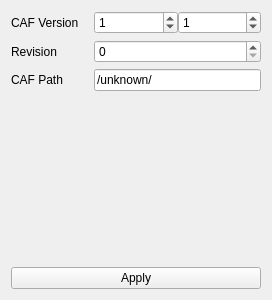
ComfyKernel/comfytool, file uicafbuilderrootinfo.ui: the form before one commit.
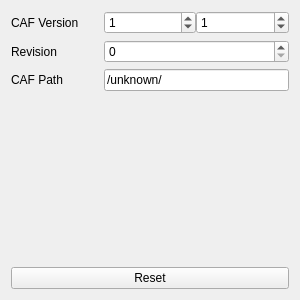
The form after the commit.

Commit message: More tweaking for the CAF Builder panels + fixes for unsaved changes detection

The edit to the form file:
```diff
--- a/uicafbuilderrootinfo.ui
+++ b/uicafbuilderrootinfo.ui
@@ -6,10 +6,22 @@
    <rect>
     <x>0</x>
     <y>0</y>
-    <width>272</width>
+    <width>300</width>
     <height>300</height>
    </rect>
   </property>
+  <property name="sizePolicy">
+   <sizepolicy hsizetype="MinimumExpanding" vsizetype="Preferred">
+    <horstretch>0</horstretch>
+    <verstretch>0</verstretch>
+   </sizepolicy>
+  </property>
+  <property name="minimumSize">
+   <size>
+    <width>300</width>
+    <height>0</height>
+   </size>
+  </property>
   <property name="windowTitle">
    <string>Form</string>
   </property>
@@ -190,10 +202,34 @@
     <widget class="QWidget" name="widget_2" native="true"/>
    </item>
    <item>
-    <widget class="QPushButton" name="pbtn_apply">
-     <property name="text">
-      <string>Apply</string>
+    <widget class="QWidget" name="widget_5" native="true">
+     <property name="sizePolicy">
+      <sizepolicy hsizetype="Preferred" vsizetype="Fixed">
+       <horstretch>0</horstretch>
+       <verstretch>0</verstretch>
+      </sizepolicy>
      </property>
+     <layout class="QHBoxLayout" name="horizontalLayout_4">
+      <property name="leftMargin">
+       <number>0</number>
+      </property>
+      <property name="topMargin">
+       <number>0</number>
+      </property>
+      <property name="rightMargin">
+       <number>0</number>
+      </property>
+      <property name="bottomMargin">
+       <number>0</number>
+      </property>
+      <item>
+       <widget class="QPushButton" name="pbtn_reset">
+        <property name="text">
+         <string>Reset</string>
+        </property>
+       </widget>
+      </item>
+     </layout>
     </widget>
    </item>
   </layout>
```
The commit also changes 7 other files.
